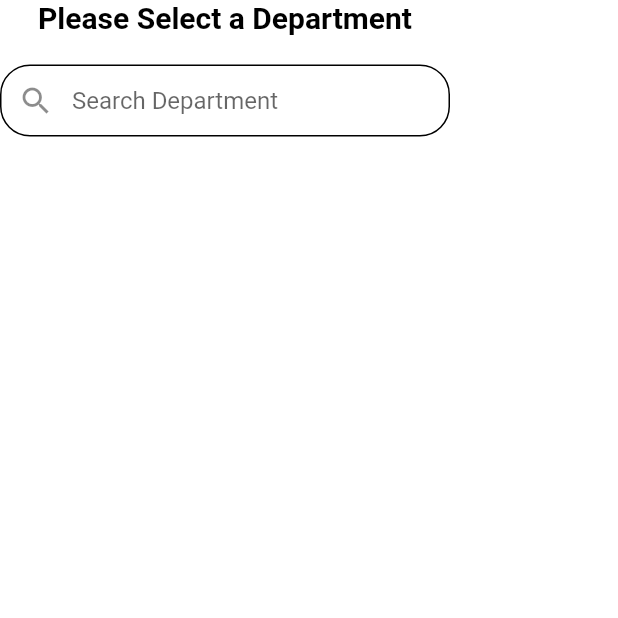
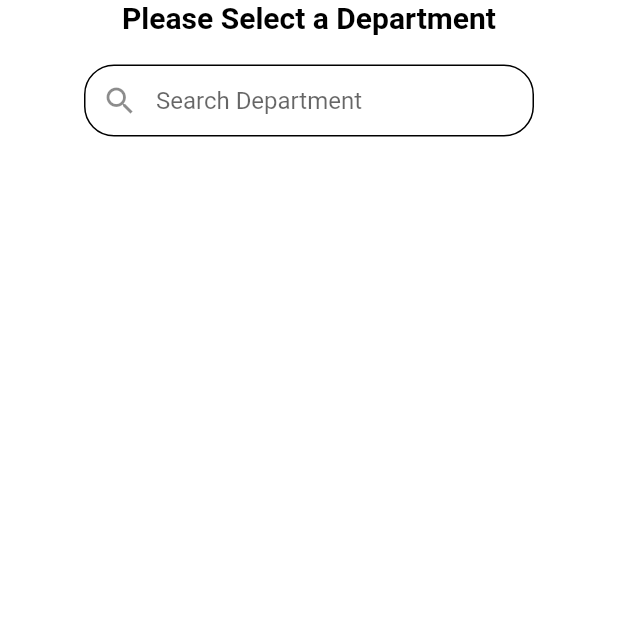
Before and after one commit to abuniaz/e_health_ui, a Flutter app: the DoctorsHome screen opened directly, on a phone screen of 412 x 824 dp, the top half of it. Run offline on Flutter 3.47's test engine with Material 2 defaults, Android fonts, the phone set to English and light mode, and no system bars.

Commit message:
Update doctors_list.dart

```diff
--- a/lib/Doctors_List/doctors_list.dart
+++ b/lib/Doctors_List/doctors_list.dart
@@ -8,15 +8,20 @@ class DoctorsHome extends StatelessWidget {
     return Scaffold(
       body: Column(
         children: [
-          const Text(
+          const Center(
+            child: Text(
               'Please Select a Department',
               style: TextStyle(
-                fontSize: 20, fontWeight: FontWeight.bold, color: Colors.black),
+                  fontSize: 20,
+                  fontWeight: FontWeight.bold,
+                  color: Colors.black),
+            ),
           ),
           const SizedBox(
             height: 20,
           ),
-          Container(
+          Center(
+            child: Container(
               height: 50,
               width: 300,
               color: Colors.white70,
@@ -25,6 +30,7 @@ class DoctorsHome extends StatelessWidget {
                     prefixIcon: Icon(Icons.search),
                     hintText: 'Search Department'),
               ),
+            ),
           )
         ],
       ),
```
Lines whose indentation alone changed are shown as unchanged.
